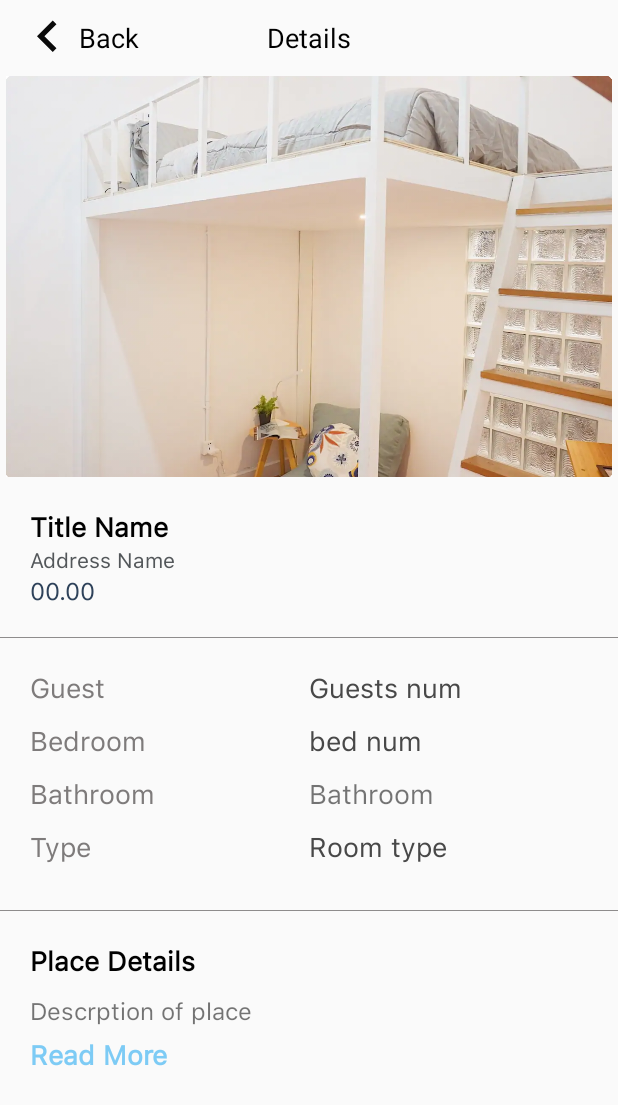
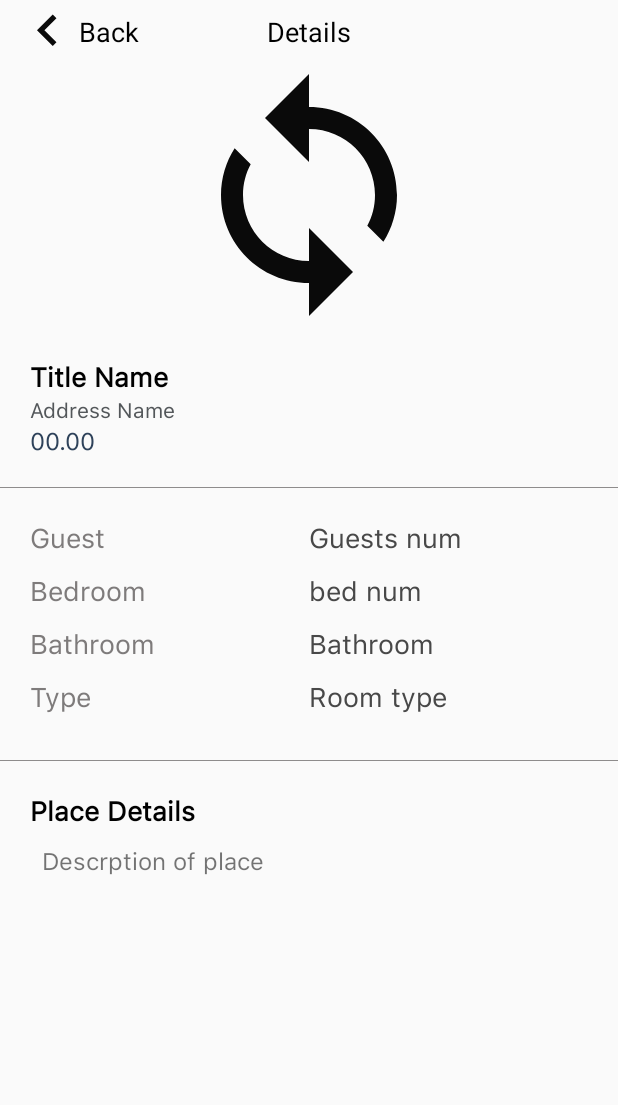
Before and after one commit to Vileap/booking-place, an Android app: the layout activity_detail.xml on its own in the app's theme, with its tools: preview values and no code run, on a phone screen of 412 x 824 dp. Shown: the top 1105 px of the screen. Run offline under Robolectric (Android 15) with nearby library versions, the light colour scheme and no system bars.

Commit message:
Update RecylerView to enable click to details screen and EditText "Search" on Main Activity

```diff
--- a/app/src/main/java/com/example/booking_place/FilterActivity.java
+++ b/app/src/main/java/com/example/booking_place/FilterActivity.java
@@ -34,6 +34,11 @@ public class FilterActivity extends Activity implements AdapterView.OnItemSelect
     protected void onCreate(Bundle savedInstanceState) {
         super.onCreate(savedInstanceState);
         setContentView(R.layout.activity_filter);
+
+
+        SegmentedButtonGroup segmentedButtonGroup = (SegmentedButtonGroup) findViewById(R.id.buttonGroup_rounded);
+        //segmentedButtonGroup.setOnClick
+        //segmentedButtonGroup.setPosition(2, 0);
 
         ImageButton backButton = findViewById(R.id.backMainFilter);
         backButton.setOnClickListener(new View.OnClickListener() {
--- a/app/src/main/res/layout/activity_detail.xml
+++ b/app/src/main/res/layout/activity_detail.xml
@@ -1,8 +1,11 @@
 <?xml version="1.0" encoding="utf-8"?>
 
-<LinearLayout xmlns:android="http://schemas.android.com/apk/res/android"
-    xmlns:app="http://schemas.android.com/apk/res-auto"
+<ScrollView xmlns:app="http://schemas.android.com/apk/res-auto"
     xmlns:tools="http://schemas.android.com/tools"
+    android:layout_height="wrap_content"
+    xmlns:android="http://schemas.android.com/apk/res/android"
+    android:layout_width="match_parent">
+<LinearLayout
     android:layout_width="match_parent"
     android:layout_height="match_parent"
     android:orientation="vertical"
@@ -64,15 +67,15 @@
 
     <LinearLayout
         android:layout_width="match_parent"
-        android:layout_height="1dp"
-        android:layout_weight="3"
+        android:layout_height="176dp"
+        android:layout_weight="1"
         android:orientation="vertical">
 
         <ImageView
             android:id="@+id/backgroundDetail"
-            android:layout_width="wrap_content"
+            android:layout_width="match_parent"
             android:layout_height="match_parent"
-            android:src="@drawable/r1room" />
+            android:src="@drawable/ic_loading" />
 
     </LinearLayout>
 
@@ -211,6 +214,7 @@
                 android:layout_width="wrap_content"
                 android:layout_height="wrap_content"
                 android:textSize="18sp"
+                android:textColor="#484848"
                 android:layout_marginBottom="10dp"
                 android:fontFamily="@font/regular"
                 android:id="@+id/placeBathNum"
@@ -231,41 +235,40 @@
         android:layout_width="fill_parent"
         android:layout_height="0.5dip"
         android:background="#B05F5C5C" />
+
     <LinearLayout
         android:layout_width="match_parent"
-        android:layout_height="wrap_content"
+        android:layout_height="277dp"
+        android:layout_weight="1"
         android:orientation="vertical"
-        android:layout_weight="1"
         android:padding="20dp">
+
         <TextView
+            android:id="@+id/placeDetails"
             android:layout_width="match_parent"
             android:layout_height="wrap_content"
+            android:fontFamily="@font/regular"
+            android:text="Place Details"
+            android:textColor="#000000"
             android:textSize="18sp"
-            android:textColor="#000000"
-            android:textStyle="bold"
-            android:fontFamily="@font/regular"
-            android:id="@+id/placeDetails"
-            android:text="Place Details"/>
+            android:textStyle="bold" />
+
         <TextView
+            android:id="@+id/placeDescription"
             android:layout_width="wrap_content"
             android:layout_height="wrap_content"
-            android:textSize="16sp"
+            android:layout_marginLeft="8dp"
             android:layout_marginTop="10dp"
+            android:layout_marginRight="8dp"
+            android:layout_marginBottom="8dp"
             android:fontFamily="@font/regular"
-            android:layout_marginBottom="5dp"
-            android:maxLines="3"
             android:lineSpacingExtra="5dp"
-            android:id="@+id/placeDescription"
-            android:text="Descrption of place"/>
-        <TextView
-            android:layout_width="match_parent"
-            android:layout_height="wrap_content"
-            android:textSize="18sp"
-            android:textColor="#B549B7F3"
-            android:textStyle="bold"
-            android:fontFamily="@font/regular"
-            android:text="Read More"/>
+            android:maxLines="20"
+            android:text="Descrption of place"
+            android:textSize="16sp" />
+
 
     </LinearLayout>
 
 </LinearLayout>
+</ScrollView>
```
Also changed, not shown: app/src/main/java/com/example/booking_place/Adapter.java (+25 -3 lines), app/src/main/java/com/example/booking_place/DetailActivity.java (+11 -2 lines), app/src/main/java/com/example/booking_place/MainActivity.java (+27 -9 lines), app/src/main/java/com/example/booking_place/Model.java (+9 -1 lines), app/src/main/java/com/example/booking_place/MyHolder.java (+11 -3 lines), app/src/main/java/com/example/booking_place/PlaceActivity.java (+12 -2 lines), app/src/main/res/layout/activity_main.xml (+4 -3 lines), app/src/main/res/layout/activity_main_scrollview.xml (deleted, +0 -127 lines), app/src/main/res/drawable/carolina_room.png (deleted), app/src/main/res/drawable/r1room.png (deleted), 3 other files.
